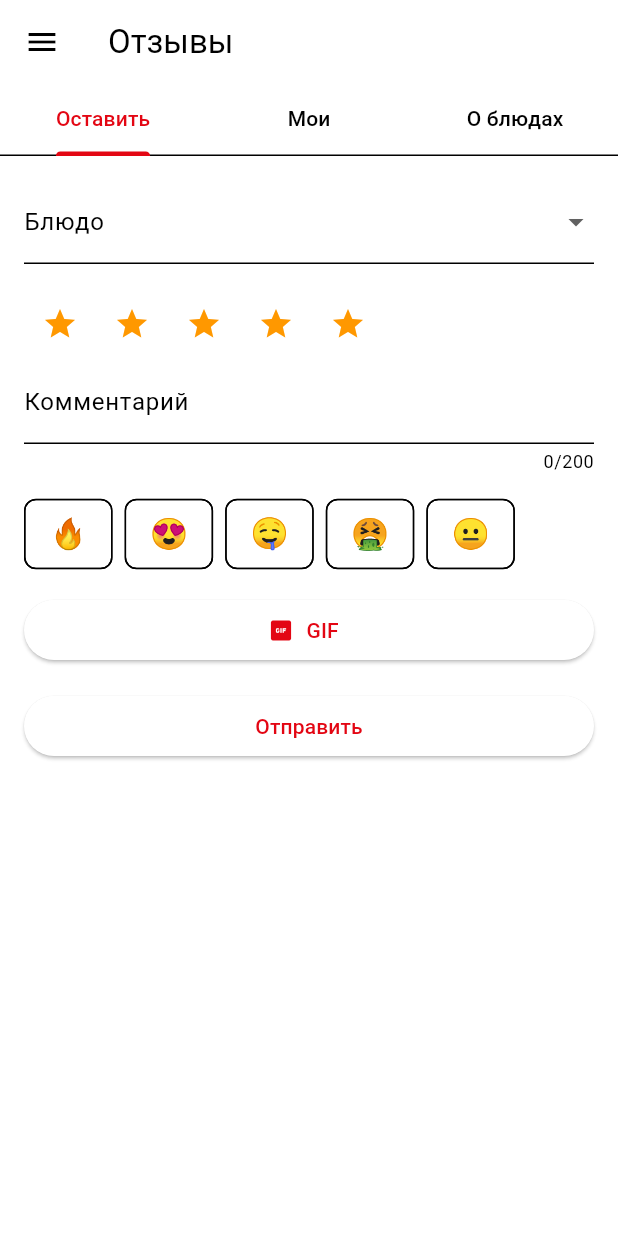
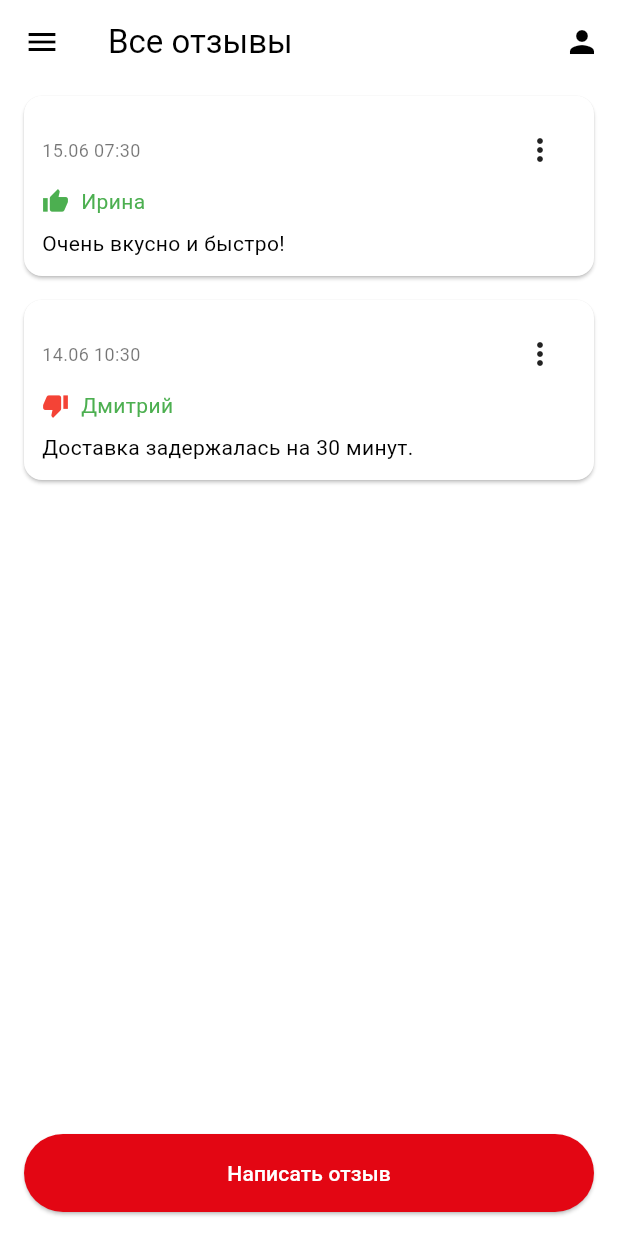
Before and after one commit to pangedza/pangedza_delivery, a Flutter app: the ReviewsScreen screen opened by its route, on a phone screen of 412 x 824 dp. Run offline on Flutter 3.47's test engine with Material 3 defaults, Android fonts, the phone set to English and light mode, and no system bars; our stand-ins replace flutter_dotenv, geocoding, google_maps_flutter.

Commit message:
Implement new reviews screen with widgets

```diff
--- a/lib/main.dart
+++ b/lib/main.dart
@@ -7,7 +7,7 @@ import 'screens/menu_screen.dart';
 import 'screens/cart_screen.dart';
 import 'screens/order_history_screen.dart';
 import 'screens/profile_screen.dart';
-import 'screens/reviews_screen.dart';
+import 'screens/reviews/reviews_screen.dart';
 import 'screens/review_admin_screen.dart';
 import 'screens/game_screen.dart';
 import 'screens/notifications_screen.dart';
--- a/lib/models/review.dart
+++ b/lib/models/review.dart
@@ -1,47 +1,17 @@
 class Review {
   final String id;
-  final String userId;
-  final String dishId;
-  final int stars;
-  final String? text;
-  final String? emoji;
-  final String? gifUrl;
+  final String userName;
+  final String text;
+  final bool isPositive;
   final DateTime createdAt;
-  bool hidden;
+  final String? photoUrl;
 
   Review({
     required this.id,
-    required this.userId,
-    required this.dishId,
-    required this.stars,
-    this.text,
-    this.emoji,
-    this.gifUrl,
+    required this.userName,
+    required this.text,
+    required this.isPositive,
     required this.createdAt,
-    this.hidden = false,
+    this.photoUrl,
   });
-
-  factory Review.fromJson(Map<String, dynamic> json) => Review(
-        id: json['id'] as String,
-        userId: json['userId'] as String,
-        dishId: json['dishId'] as String,
-        stars: json['stars'] as int,
-        text: json['text'] as String?,
-        emoji: json['emoji'] as String?,
-        gifUrl: json['gifUrl'] as String?,
-        createdAt: DateTime.parse(json['createdAt'] as String),
-        hidden: json['hidden'] as bool? ?? false,
-      );
-
-  Map<String, dynamic> toJson() => {
-        'id': id,
-        'userId': userId,
-        'dishId': dishId,
-        'stars': stars,
-        'text': text,
-        'emoji': emoji,
-        'gifUrl': gifUrl,
-        'createdAt': createdAt.toIso8601String(),
-        'hidden': hidden,
-      };
 }
--- /dev/null
+++ b/lib/screens/reviews/reviews_screen.dart
@@ -0,0 +1,113 @@
+import 'package:flutter/material.dart';
+import '../../widgets/app_drawer.dart';
+import '../../models/review.dart';
+import '../../widgets/reviews/review_card.dart';
+import '../../widgets/reviews/review_form_modal.dart';
+import '../../widgets/reviews/report_review_dialog.dart';
+import 'my_reviews_screen.dart';
+
+class ReviewsScreen extends StatefulWidget {
+  const ReviewsScreen({super.key});
+
+  @override
+  State<ReviewsScreen> createState() => _ReviewsScreenState();
+}
+
+class _ReviewsScreenState extends State<ReviewsScreen> {
+  final List<Review> _reviews = [
+    Review(
+      id: '1',
+      userName: 'Ирина',
+      text: 'Очень вкусно и быстро!',
+      isPositive: true,
+      createdAt: DateTime.now().subtract(const Duration(hours: 3)),
+    ),
+    Review(
+      id: '2',
+      userName: 'Дмитрий',
+      text: 'Доставка задержалась на 30 минут.',
+      isPositive: false,
+      createdAt: DateTime.now().subtract(const Duration(days: 1)),
+    ),
+  ];
+
+  void _openForm() {
+    showModalBottomSheet(
+      context: context,
+      isScrollControlled: true,
+      builder: (_) => ReviewFormModal(onSubmit: _addReview),
+    );
+  }
+
+  void _addReview(Review review) {
+    setState(() {
+      _reviews.insert(0, review);
+    });
+    Navigator.pop(context);
+  }
+
+  void _report(Review review) async {
+    final res = await showDialog<bool>(
+      context: context,
+      builder: (_) => const ReportReviewDialog(),
+    );
+    if (res == true) {
+      ScaffoldMessenger.of(context)
+          .showSnackBar(const SnackBar(content: Text('Жалоба отправлена')));
+    }
+  }
+
+  @override
+  Widget build(BuildContext context) {
+    final sorted = List<Review>.from(_reviews)
+      ..sort((a, b) => b.createdAt.compareTo(a.createdAt));
+    return Scaffold(
+      drawer: const MyAppDrawer(),
+      appBar: AppBar(
+        leading: Builder(
+          builder: (context) => IconButton(
+            icon: const Icon(Icons.menu),
+            onPressed: () => Scaffold.of(context).openDrawer(),
+          ),
+        ),
+        title: const Text('Все отзывы'),
+        actions: [
+          IconButton(
+            icon: const Icon(Icons.person),
+            onPressed: () {
+              Navigator.push(
+                context,
+                MaterialPageRoute(
+                  builder: (_) => MyReviewsScreen(reviews: _reviews),
+                ),
+              );
+            },
+          ),
+        ],
+      ),
+      body: ListView.builder(
+        itemCount: sorted.length,
+        itemBuilder: (context, i) => ReviewCard(
+          review: sorted[i],
+          onReport: () => _report(sorted[i]),
+        ),
+      ),
+      floatingActionButtonLocation: FloatingActionButtonLocation.centerFloat,
+      floatingActionButton: Padding(
+        padding: const EdgeInsets.symmetric(horizontal: 16),
+        child: SizedBox(
+          width: double.infinity,
+          child: ElevatedButton(
+            style: ElevatedButton.styleFrom(
+              backgroundColor: const Color(0xFFE30613),
+              foregroundColor: Colors.white,
+              padding: const EdgeInsets.symmetric(vertical: 16),
+            ),
+            onPressed: _openForm,
+            child: const Text('Написать отзыв'),
+          ),
+        ),
+      ),
+    );
+  }
+}
--- /dev/null
+++ b/lib/widgets/reviews/review_card.dart
@@ -0,0 +1,60 @@
+import 'package:flutter/material.dart';
+import '../../models/review.dart';
+
+class ReviewCard extends StatelessWidget {
+  final Review review;
+  final VoidCallback? onReport;
+  const ReviewCard({super.key, required this.review, this.onReport});
+
+  @override
+  Widget build(BuildContext context) {
+    return Card(
+      margin: const EdgeInsets.symmetric(horizontal: 16, vertical: 8),
+      child: Padding(
+        padding: const EdgeInsets.all(12),
+        child: Column(
+          crossAxisAlignment: CrossAxisAlignment.start,
+          children: [
+            Row(
+              children: [
+                Text(
+                  _formatDate(review.createdAt),
+                  style: const TextStyle(color: Colors.black54, fontSize: 12),
+                ),
+                const Spacer(),
+                PopupMenuButton<int>(
+                  onSelected: (v) {
+                    if (v == 1 && onReport != null) onReport!();
+                  },
+                  itemBuilder: (context) => [
+                    const PopupMenuItem<int>(value: 1, child: Text('Пожаловаться')),
+                  ],
+                ),
+              ],
+            ),
+            Row(
+              children: [
+                Icon(
+                  review.isPositive ? Icons.thumb_up : Icons.thumb_down,
+                  color: review.isPositive ? Colors.green : Colors.red,
+                  size: 18,
+                ),
+                const SizedBox(width: 8),
+                Text(
+                  review.userName,
+                  style: const TextStyle(color: Colors.green),
+                ),
+              ],
+            ),
+            const SizedBox(height: 8),
+            Text(review.text),
+          ],
+        ),
+      ),
+    );
+  }
+
+  String _formatDate(DateTime dt) {
+    return '${dt.day.toString().padLeft(2, '0')}.${dt.month.toString().padLeft(2, '0')} ${dt.hour.toString().padLeft(2, '0')}:${dt.minute.toString().padLeft(2, '0')}';
+  }
+}
```
Also changed, not shown: lib/models/legacy_review.dart (added, +47 -0 lines), lib/models/review_model.dart (+8 -8 lines), lib/screens/legacy_reviews_screen.dart (renamed from lib/screens/reviews_screen.dart, +7 -7 lines), lib/screens/reviews/my_reviews_screen.dart (added, +25 -0 lines), lib/widgets/reviews/report_review_dialog.dart (added, +27 -0 lines), lib/widgets/reviews/review_form_modal.dart (added, +91 -0 lines).
